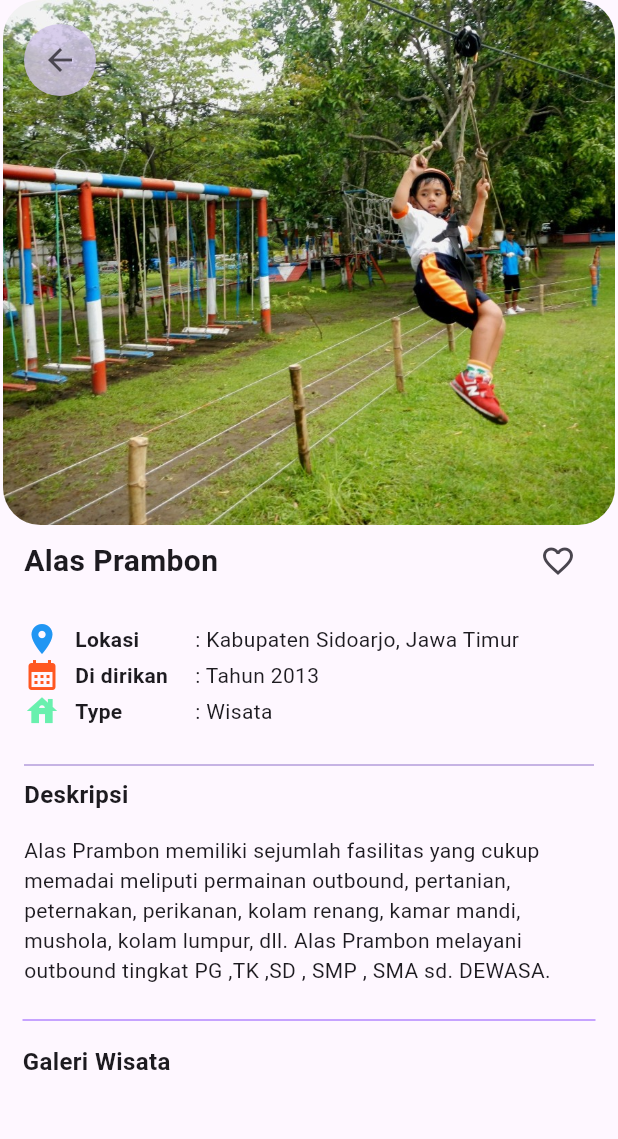
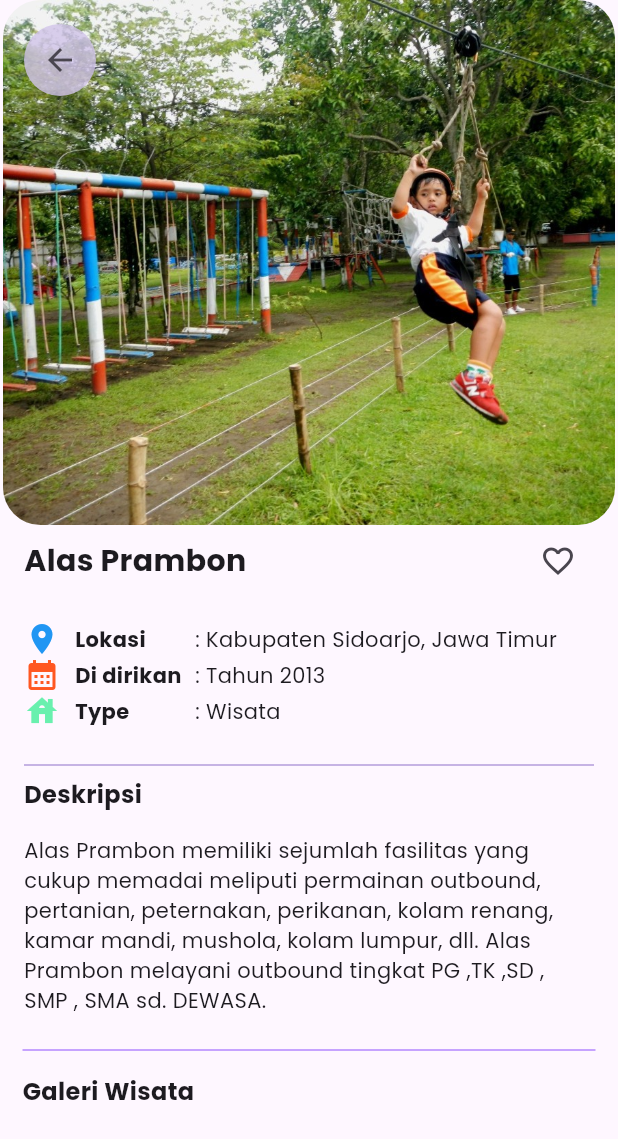
Before and after one commit to dedyputra/wisata_app, a Flutter app: the screen it shows after launch, on a phone screen of 412 x 824 dp. Shown: the top 1139 px of the screen. Run offline on Flutter 3.47's test engine with Material 3 defaults, Android fonts, the phone set to English and light mode, and no system bars; our stand-ins replace google_fonts.

Commit message:
Add Google Fonts + update

```diff
--- a/lib/data/wisata_data.dart
+++ b/lib/data/wisata_data.dart
@@ -1,4 +1,5 @@
 import 'package:wisata_app/models/wisata.dart';
+import 'package:google_fonts/google_fonts.dart';
 
 // Data Objek Wisata Kabupaten Sidoarjo Jatim
 
--- a/lib/main.dart
+++ b/lib/main.dart
@@ -1,4 +1,5 @@
 import 'package:flutter/material.dart';
+import 'package:google_fonts/google_fonts.dart';
 import 'package:wisata_app/data/wisata_data.dart';
 import 'package:wisata_app/screens/DetailScreen.dart';
 
@@ -13,6 +14,7 @@ class MyApp extends StatelessWidget {
   Widget build(BuildContext context) {
     return MaterialApp(
       theme: ThemeData(
+        fontFamily: GoogleFonts.poppins().fontFamily,
         colorScheme: ColorScheme.fromSeed(seedColor: Colors.deepPurple),
         useMaterial3: true,
       ),
--- a/lib/screens/DetailScreen.dart
+++ b/lib/screens/DetailScreen.dart
@@ -1,4 +1,5 @@
 import 'package:wisata_app/models/wisata.dart';
+import 'package:google_fonts/google_fonts.dart';
 import 'package:flutter/material.dart';
 
 // detail Screen App
--- a/pubspec.yaml
+++ b/pubspec.yaml
@@ -14,6 +14,7 @@ dependencies:
   cached_network_image: ^3.3.0
 
   cupertino_icons: ^1.0.2
+  google_fonts: ^6.1.0
 
 dev_dependencies:
   flutter_test:
```
Also changed, not shown: pubspec.lock.
